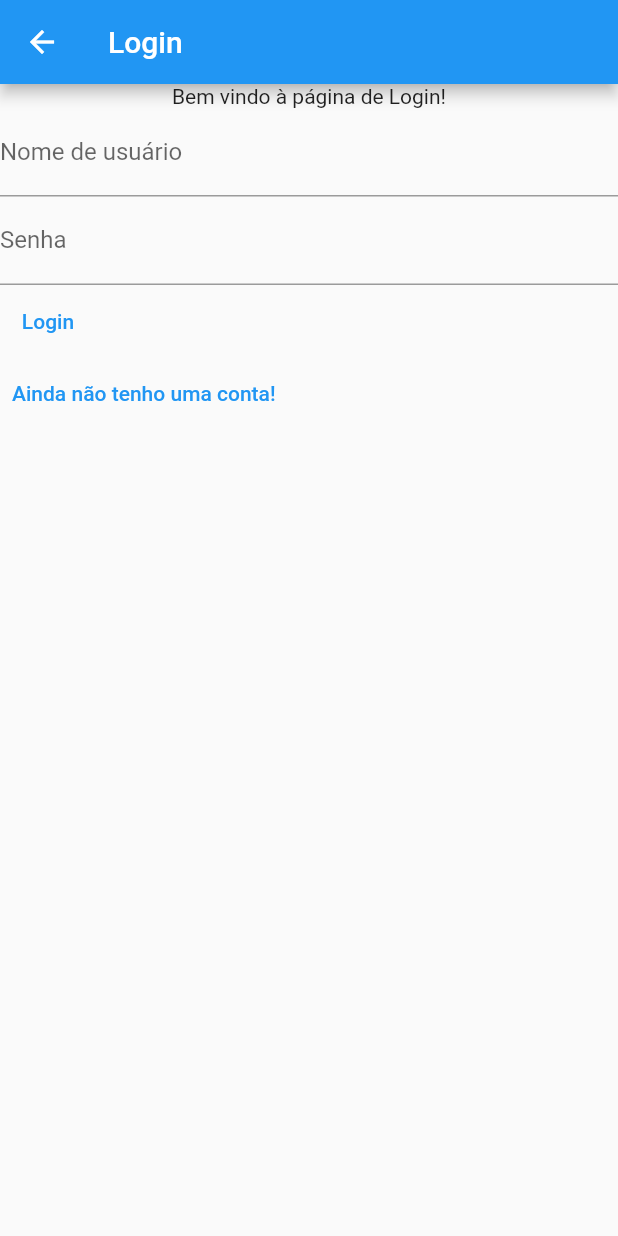
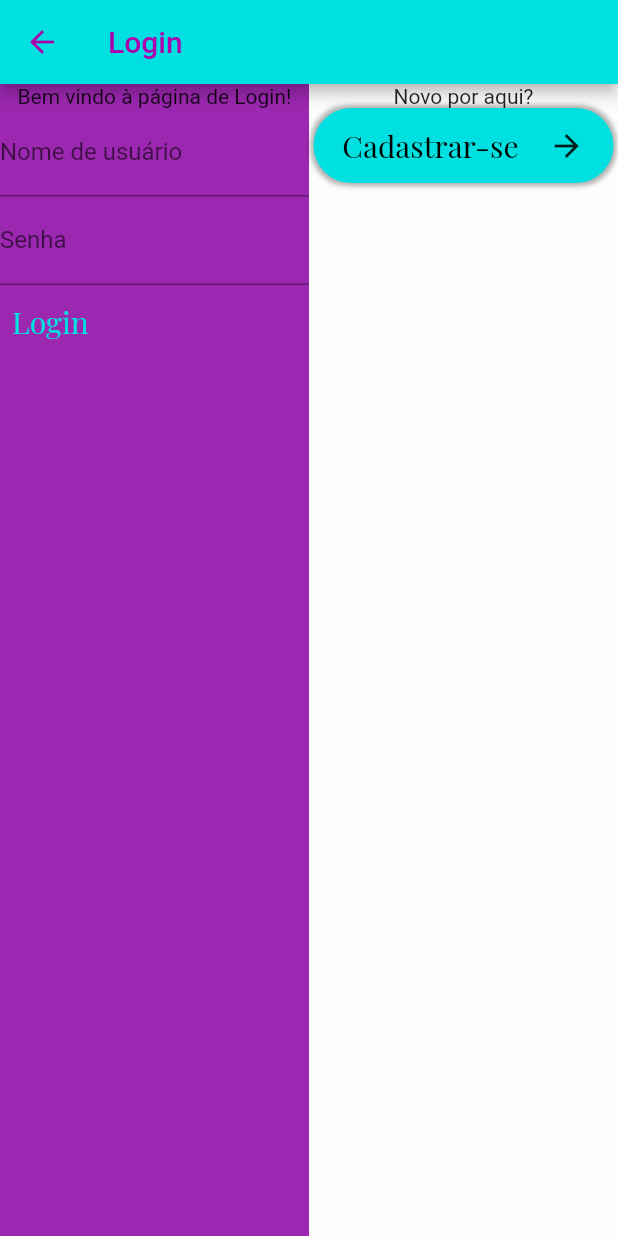
Before and after one commit to asclaudino/Shopeeta, a Flutter app: the LoginPage screen opened by its route, on a phone screen of 412 x 824 dp. Run offline on Flutter 3.47's test engine with Material 2 defaults, Android fonts, the phone set to English and light mode, and no system bars.

Commit message:
stylized welcome page

```diff
--- a/front-end/shopeeta_frontend/lib/pages/login_page.dart
+++ b/front-end/shopeeta_frontend/lib/pages/login_page.dart
@@ -5,6 +5,7 @@
 
 import '../models/user.dart';
 import './signin_page.dart';
+import '../widgets/welcome_button.dart';
 
 class LoginPage extends StatefulWidget {
   const LoginPage({super.key});
@@ -49,7 +50,11 @@
       appBar: AppBar(
         title: const Text("Login"),
       ),
-      body: Center(
+      body: Row(
+        children: [
+          Container(
+            color: Theme.of(context).colorScheme.background,
+            width: MediaQuery.of(context).size.width / 2,
             child: Column(
               children: [
                 const Text("Bem vindo à página de Login!"),
@@ -103,18 +108,27 @@
                         },
                         child: const Text("Login"),
                       ),
-                  TextButton(
-                    onPressed: () {
-                      Navigator.of(context).pushNamed(SigninPage.pageRouteName);
-                    },
-                    child: const Text("Ainda não tenho uma conta!"),
-                  ),
                     ],
                   ),
                 ),
               ],
             ),
           ),
+          Container(
+            color: Colors.white54,
+            width: MediaQuery.of(context).size.width / 2,
+            child: Column(children: [
+              const Text("Novo por aqui?"),
+              WelcomeButton(
+                text: "Cadastrar-se",
+                onPressed: () {
+                  Navigator.of(context).pushNamed(SigninPage.pageRouteName);
+                },
+              )
+            ]),
+          ),
+        ],
+      ),
     );
   }
 }
--- /dev/null
+++ b/front-end/shopeeta_frontend/lib/widgets/welcome_button.dart
@@ -0,0 +1,44 @@
+import 'package:flutter/material.dart';
+
+class WelcomeButton extends StatelessWidget {
+  const WelcomeButton({super.key, required this.text, required this.onPressed});
+  final Function onPressed;
+  final String text;
+
+  @override
+  Widget build(BuildContext context) {
+    return GestureDetector(
+      child: Container(
+        height: 50,
+        width: 200,
+        decoration: BoxDecoration(
+            color: Theme.of(context).colorScheme.primary,
+            borderRadius: BorderRadius.circular(25),
+            boxShadow: [
+              BoxShadow(
+                color: Colors.black.withOpacity(0.3),
+                spreadRadius: 2,
+                blurRadius: 2,
+                offset: const Offset(0, 0),
+              ),
+            ]),
+        child: Center(
+          child: Row(
+            mainAxisAlignment: MainAxisAlignment.center,
+            children: [
+              Text(
+                text,
+                style: Theme.of(context).textTheme.button,
+              ),
+              const SizedBox(
+                width: 20,
+              ),
+              const Icon(Icons.arrow_forward),
+            ],
+          ),
+        ),
+      ),
+      onTap: () => onPressed,
+    );
+  }
+}
```
Also changed, not shown: front-end/shopeeta_frontend/lib/main.dart (+27 -1 lines), front-end/shopeeta_frontend/lib/pages/welcome_page.dart (+40 -13 lines), front-end/shopeeta_frontend/pubspec.yaml (+17 -11 lines), front-end/shopeeta_frontend/assets/fonts/OleoScriptSwashCapsFont/OleoScriptSwashCaps-Bold.ttf (added), front-end/shopeeta_frontend/assets/fonts/OleoScriptSwashCapsFont/OleoScriptSwashCaps-Regular.ttf (added), front-end/shopeeta_frontend/assets/fonts/PlayfairDisplayFont/PlayfairDisplay-Bold.ttf (added), front-end/shopeeta_frontend/assets/fonts/PlayfairDisplayFont/PlayfairDisplay-BoldItalic.ttf (added), front-end/shopeeta_frontend/assets/fonts/PlayfairDisplayFont/PlayfairDisplay-Italic.ttf (added), front-end/shopeeta_frontend/assets/fonts/PlayfairDisplayFont/PlayfairDisplay-Regular.ttf (added). Lines whose indentation alone changed are shown as unchanged.
